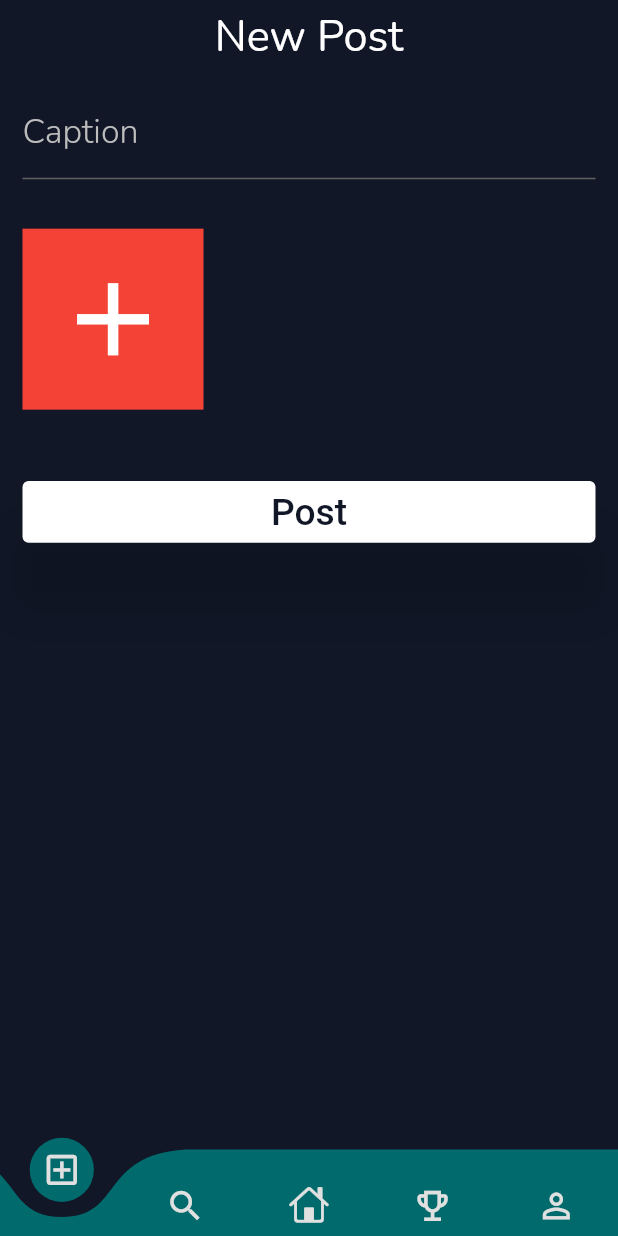
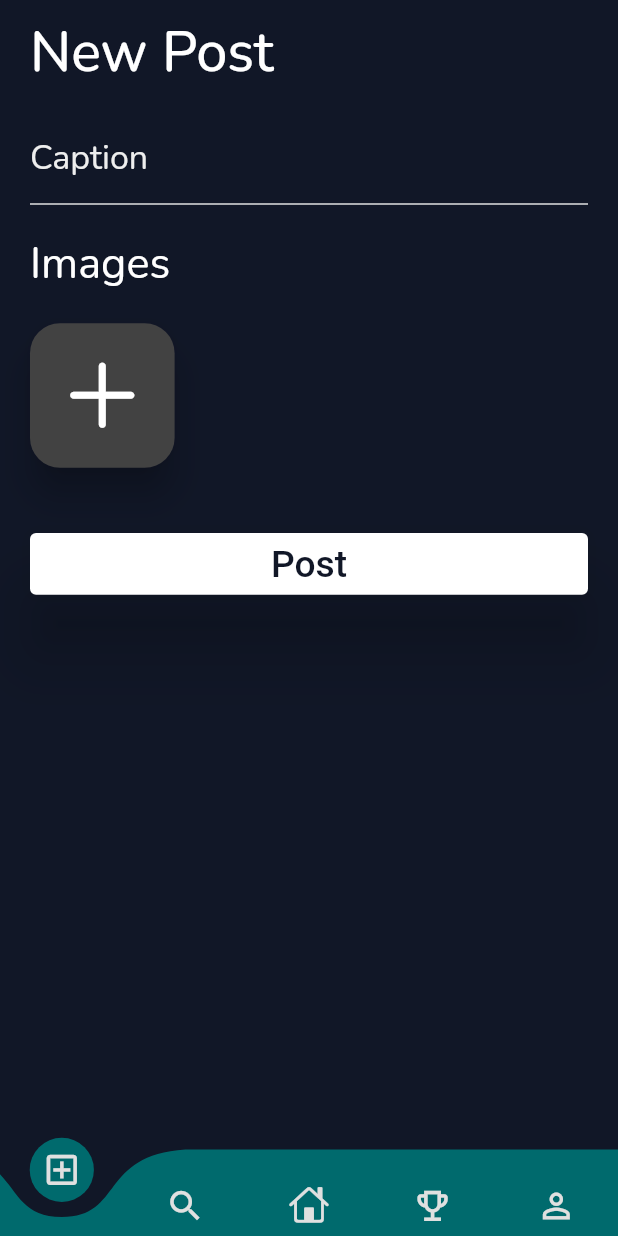
Before and after one commit to shubham1121/Coders-Arena, a Flutter app: the screen it shows after launch, on a phone screen of 412 x 824 dp. Run offline on Flutter 3.47's test engine with Material 2 defaults, Android fonts, the phone set to English and light mode, and no system bars; drawn by our look-alikes of curved_navigation_bar; our stand-ins replace dio, firebase_auth, firebase_core, firebase_storage, flutter_dotenv, flutter_spinkit and 4 more; accounts and stored records are empty.

Commit message:
feat: Add post screen controller added

```diff
--- a/lib/main.dart
+++ b/lib/main.dart
@@ -1,3 +1,4 @@
+import 'package:coders_arena/controller/add_post_screen_controller.dart';
 import 'package:coders_arena/controller/authentication_screen_controller.dart';
 import 'package:coders_arena/controller/user_controller.dart';
 import 'package:coders_arena/controller/verify_email_screen_controller.dart';
@@ -5,6 +6,7 @@ import 'package:coders_arena/services/firebase_services/firebase_auth.dart';
 import 'package:coders_arena/services/firebase_services/firebase_user_service.dart';
 import 'package:coders_arena/utils/wrapper.dart';
 import 'package:coders_arena/view/screens/authentication/authentication_screen.dart';
+import 'package:coders_arena/view/screens/feed/all_upload_images_view.dart';
 import 'package:coders_arena/view/screens/home/home_screen.dart';
 import 'package:firebase_auth/firebase_auth.dart';
 import 'package:flutter/material.dart';
@@ -44,7 +46,6 @@ class MyApp extends StatelessWidget {
           create: (context) => context.read<AuthService>().authStateChange,
           initialData: null,
         ),
-
         // Screen Controller Providers
         ChangeNotifierProvider(
           create: (context) => AuthScreenController(),
@@ -55,11 +56,14 @@ class MyApp extends StatelessWidget {
         ChangeNotifierProvider(
           create: (context) => UserController(),
         ),
+        ChangeNotifierProvider(
+          create: (context) => AddPostScreenController(),
+        ),
       ],
       child: MaterialApp(
         title: 'Flutter Demo',
         routes: {
-          '/AppRoot': (context) => const AppRoot(),
+          '/appRoot': (context) => const AppRoot(),
           '/authScreen': (context) => const AuthenticationScreen(),
           '/homeScreen': (context) => const HomeScreen(),
         },
--- a/lib/view/screens/feed/add_post_screen.dart
+++ b/lib/view/screens/feed/add_post_screen.dart
@@ -1,12 +1,14 @@
 import 'dart:io';
 import 'dart:ui';
-
 import 'package:coders_arena/constants/color_constants.dart';
+import 'package:coders_arena/controller/add_post_screen_controller.dart';
 import 'package:coders_arena/utils/device_size.dart';
 import 'package:coders_arena/utils/space_provider.dart';
+import 'package:coders_arena/view/screens/feed/all_upload_images_view.dart';
+import 'package:flutter/cupertino.dart';
 import 'package:flutter/material.dart';
 import 'package:google_fonts/google_fonts.dart';
-import 'package:image_picker/image_picker.dart';
+import 'package:provider/provider.dart';
 
 class AddPostScreen extends StatefulWidget {
   const AddPostScreen({Key? key}) : super(key: key);
@@ -19,36 +21,24 @@ class _AddPostScreenState extends State<AddPostScreen> {
   final _postFormKey = GlobalKey<FormState>();
   final spaceProvider = SpaceProvider();
   final TextEditingController _caption = TextEditingController();
-  final ImagePicker _imagePicker = ImagePicker();
-
-  final List<File> _imagesList = [];
-
-  Future chooseImage() async {
-    final pickedImage =
-        await _imagePicker.pickImage(source: ImageSource.gallery);
-    if (pickedImage == null) {
-      return;
-    }
-    final file = File(pickedImage.path);
-    _imagesList.add(file);
-    setState(() {});
-  }
 
   @override
   Widget build(BuildContext context) {
+    final addPostScreenController = Provider.of<AddPostScreenController>(context);
     return SingleChildScrollView(
       child: Padding(
-        padding: const EdgeInsets.symmetric(horizontal: 15, vertical: 5),
+        padding: const EdgeInsets.symmetric(horizontal: 20, vertical: 10),
         child: Column(
           mainAxisAlignment: MainAxisAlignment.start,
+          crossAxisAlignment: CrossAxisAlignment.start,
           children: [
             Text(
               'New Post',
               style: GoogleFonts.nunito(
                 textStyle: TextStyle(
-                  fontSize: displayWidth(context) * 0.07,
+                    fontSize: displayWidth(context) * 0.09,
                     color: Colors.white,
-                ),
+                    fontWeight: FontWeight.w500),
               ),
             ),
             spaceProvider.getHeightSpace(context, 0.02),
@@ -62,7 +52,7 @@ class _AddPostScreenState extends State<AddPostScreen> {
                   color: Colors.white,
                 ),
                 minLines: 1,
-                maxLines: 10,
+                maxLines: 6,
                 textAlignVertical: TextAlignVertical.top,
                 textAlign: TextAlign.start,
                 decoration: InputDecoration(
@@ -70,7 +60,7 @@ class _AddPostScreenState extends State<AddPostScreen> {
                       const EdgeInsets.symmetric(horizontal: 0, vertical: 8),
                   enabledBorder: UnderlineInputBorder(
                     borderSide: BorderSide(
-                      color: Colors.grey.shade700,
+                      color: Colors.grey.shade300,
                     ),
                   ),
                   focusedBorder: UnderlineInputBorder(
@@ -82,8 +72,8 @@ class _AddPostScreenState extends State<AddPostScreen> {
                   labelStyle: GoogleFonts.nunito(
                     textStyle: TextStyle(
                       fontSize: displayWidth(context) * 0.055,
-                      fontWeight: FontWeight.w300,
-                      color: Colors.grey.shade400,
+                      fontWeight: FontWeight.w400,
+                      color: Colors.grey.shade200,
                     ),
                   ),
                   hintText: 'Got rank under 50 in CF div 2.',
@@ -97,113 +87,145 @@ class _AddPostScreenState extends State<AddPostScreen> {
                 ),
               ),
             ),
-            spaceProvider.getHeightSpace(context, 0.04),
-            _imagesList.length > 2
-                ? SizedBox(
-                    height: displayWidth(context) * 0.4,
-                    child: GridView.builder(
-                      shrinkWrap: true,
-                      scrollDirection: Axis.vertical,
-                      gridDelegate:
-                          const SliverGridDelegateWithFixedCrossAxisCount(
-                        crossAxisCount: 3,
-                        crossAxisSpacing: 10,
+            Padding(
+              padding: const EdgeInsets.fromLTRB(0, 20, 0, 0),
+              child: Text(
+                'Images',
+                style: GoogleFonts.nunito(
+                    textStyle: TextStyle(
+                  fontSize: displayWidth(context) * 0.07,
+                  color: Colors.white,
+                  fontWeight: FontWeight.w400,
+                )),
+                textAlign: TextAlign.left,
               ),
-                      itemCount: 3,
-                      itemBuilder: (context, index) {
-                        return index == 0
-                            ? Container(
-                                height: 100,
-                                width: 100,
+            ),
+            // Row can contain at most three boxes according to conditions
+            // Case 1 : If no image is picked ( _imageList.length == 0 ) , then only a box to add images will appear
+            // Case 2 : If only one image is picked , two boxes -> one will be the image and second will be the box to add more
+            // Case 3 : If images picked are 2 or more than 2
+            // Case 3.1 -> If there are only 2 images in the list then display three boxes
+            //          -> First and second will be image boxes and third will be the box to add more
+            // Case 3.2 -> If there are more than 2 images , display three boxes
+            //          -> First will be image box , second will be a stack with two children and third will be box to add more
+
+            // Add Images Row
+            Padding(
+              padding: const EdgeInsets.fromLTRB(0, 20, 0, 40),
+              child: Row(
+                mainAxisAlignment: MainAxisAlignment.start,
+                children: [
+                  // First image box
+                  addPostScreenController.uploadImages.isNotEmpty
+                      ? ClipRRect(
+                          borderRadius: BorderRadius.circular(15),
                           child: Image.file(
-                                  _imagesList[index],
+                            addPostScreenController.uploadImages.first,
+                            height: displayHeight(context) * 0.117,
+                            width: displayHeight(context) * 0.117,
                             fit: BoxFit.cover,
                           ),
                         )
-                            : index == 1
-                                ? Container(
-                                    height: 100,
-                                    width: 100,
-                                    child: Stack(
-                                      alignment: AlignmentDirectional.center,
-                                      children: [
-                                        Image.file(
-                                          _imagesList[index],
+                      : spaceProvider.getWidthSpace(context, 0),
+                  // Horizontal space only if first image box is present
+                  addPostScreenController.uploadImages.length == 1
+                      ? spaceProvider.getWidthSpace(context, 0)
+                      : spaceProvider.getWidthSpace(context, 0),
+
+                  addPostScreenController.uploadImages.length >= 2
+                      ? spaceProvider.getWidthSpace(context, 0.066)
+                      : spaceProvider.getWidthSpace(context, 0),
+                  //
+                  addPostScreenController.uploadImages.length >= 2
+                      ? addPostScreenController.uploadImages.length == 2
+                          ? ClipRRect(
+                              borderRadius: BorderRadius.circular(15),
+                              child: Image.file(
+                                addPostScreenController.uploadImages[1],
+                                height: displayHeight(context) * 0.117,
+                                width: displayHeight(context) * 0.117,
                                 fit: BoxFit.cover,
                               ),
-                                        Positioned.fill(
-                                          child: BackdropFilter(
-                                            filter: ImageFilter.blur(
-                                              sigmaX: 5,
-                                              sigmaY: 5,
+                            )
+                          : InkWell(
+                              onTap: () {
+                                Navigator.of(context).push(
+                                  MaterialPageRoute(
+                                    builder: (context) => const AllUploadImagesView(),
                                   ),
+                                );
+                              },
+                              borderRadius: BorderRadius.circular(15),
+                              child: SizedBox(
+                                height: displayHeight(context) * 0.117,
+                                width: displayHeight(context) * 0.117,
+                                child: Stack(
+                                  alignment: Alignment.center,
+                                  children: [
+                                    Opacity(
+                                      opacity: 0.3,
+                                      child: ClipRRect(
+                                        clipBehavior: Clip.hardEdge,
+                                        borderRadius: BorderRadius.circular(15),
+                                        child: Image.file(
+                                          addPostScreenController.uploadImages[1],
+                                          height:
+                                              displayHeight(context) * 0.117,
+                                          width: displayHeight(context) * 0.117,
+                                          fit: BoxFit.cover,
+                                        ),
+                                      ),
+                                    ),
+                                    Text(
+                                      '+${addPostScreenController.uploadImages.length - 2}',
+                                      style: GoogleFonts.nunito(
+                                        textStyle: TextStyle(
+                                          color: Colors.white,
+                                          fontSize:
+                                              displayWidth(context) * 0.07,
+                                          fontWeight: FontWeight.w400,
+                                        ),
+                                      ),
+                                      textAlign: TextAlign.center,
+                                    ),
+                                  ],
+                                ),
+                              ),
+                            )
+                      : spaceProvider.getWidthSpace(context, 0),
+                  // Horizontal space only if second image box is present
+                  addPostScreenController.uploadImages.isNotEmpty
+                      ? spaceProvider.getWidthSpace(context, 0.066)
+                      : spaceProvider.getWidthSpace(context, 0),
+                  //
+                  Material(
+                    elevation: 10,
+                    clipBehavior: Clip.hardEdge,
+                    borderRadius: BorderRadius.circular(20),
+                    color: Colors.grey.shade800,
+                    child: InkWell(
+                      onTap: () {
+                        addPostScreenController.chooseImage();
+                      },
                       child: Container(
-                                              color:
-                                                  Colors.black.withOpacity(0),
+                        height: displayHeight(context) * 0.117,
+                        width: displayHeight(context) * 0.117,
+                        color: Colors.transparent,
+                        child: Center(
+                          child: Icon(
+                            CupertinoIcons.add,
+                            color: Colors.white,
+                            size: displayWidth(context) * 0.15,
+                          ),
+                        ),
                       ),
                     ),
                   ),
                 ],
               ),
-                                  )
-                                : Container(
-                                    height: 100,
-                                    width: 100,
-                                    color: Colors.red,
-                                    child: InkWell(
-                                      onTap: () {
-                                        chooseImage();
-                                      },
-                                      child: Icon(
-                                        Icons.add,
-                                        color: Colors.white,
-                                        size: displayWidth(context) * 0.2,
             ),
-                                    ),
-                                  );
-                      },
-                    ),
-                  )
-                : SizedBox(
-                    height: displayWidth(context) * 0.4,
-                    child: GridView.builder(
-                      shrinkWrap: true,
-                      scrollDirection: Axis.vertical,
-                      gridDelegate:
-                          const SliverGridDelegateWithFixedCrossAxisCount(
-                        crossAxisCount: 3,
-                        crossAxisSpacing: 10,
-                      ),
-                      itemCount: _imagesList.length + 1,
-                      itemBuilder: (context, index) {
-                        return index == _imagesList.length
-                            ? Container(
-                                height: 100,
-                                width: 100,
-                                color: Colors.red,
-                                child: InkWell(
-                                  onTap: () {
-                                    chooseImage();
-                                  },
-                                  child: Icon(
-                                    Icons.add,
-                                    color: Colors.white,
-                                    size: displayWidth(context) * 0.2,
-                                  ),
-                                ),
-                              )
-                            : Container(
-                                height: 100,
-                                width: 100,
-                                // color: Colors.greenAccent,
-                                child: Image.file(
-                                  _imagesList[index],
-                                  fit: BoxFit.cover,
-                                ),
-                              );
-                      },
-                    ),
-                  ),
+
+            // Post Button
             ElevatedButton(
               onPressed: () async {},
               style: ElevatedButton.styleFrom(
--- a/lib/view/screens/home/splash_screen.dart
+++ b/lib/view/screens/home/splash_screen.dart
@@ -29,7 +29,7 @@ class _SplashScreenState extends State<SplashScreen> {
     if (mounted) {
       final navigator = Navigator.of(context);
       await Future.delayed(const Duration(seconds: 6));
-      navigator.pushReplacementNamed('/AppRoot');
+      navigator.pushReplacementNamed('/appRoot');
     }
   }
 
```
Also changed, not shown: lib/controller/add_post_screen_controller.dart (+16 -2 lines), lib/view/screens/authentication/authentication_screen.dart (+4 -4 lines), lib/view/screens/feed/all_upload_images_view.dart (added, +69 -0 lines). Lines whose indentation alone changed are shown as unchanged.
